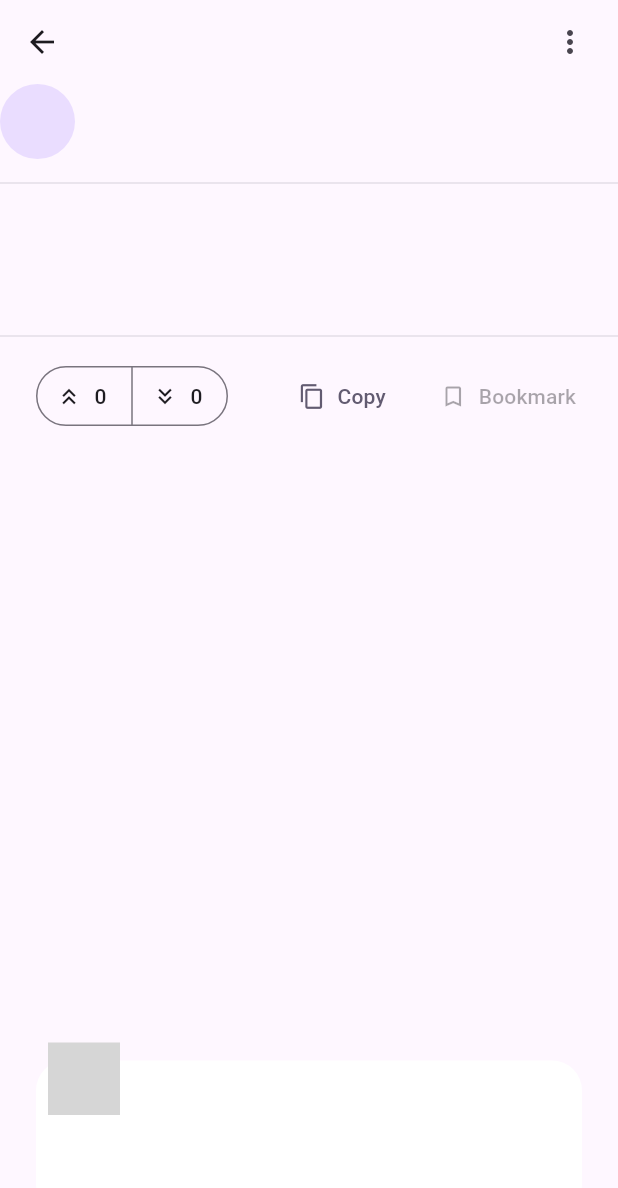
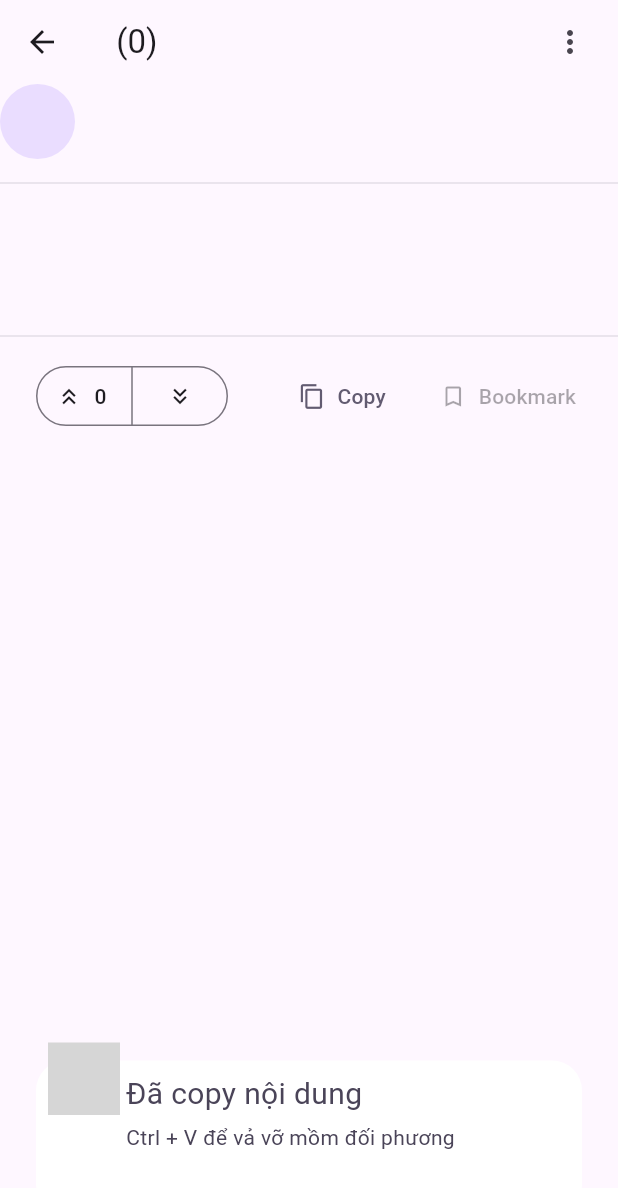
Before and after one commit to Ditmenavi/tao, a Flutter app: the PostContent screen opened directly with empty values, after a tap on "Copy", on a phone screen of 412 x 824 dp. Shown: the top 1188 px of the screen. Run offline on Flutter 3.47's test engine with Material 3 defaults, Android fonts, the phone set to English and light mode, and no system bars; drawn by our look-alikes of awesome_snackbar_content; our stand-ins replace flutter_riverpod, go_router, google_fonts, infinite_scroll_pagination; network calls fail; Roboto replaces fonts that are missing (Roboto Flex); grey boxes are pictures that could not be loaded.

Commit message:
Implemented infinite scroll pagination, added getCopypastas functionality, modified APost widget to accept Post object, fixed voting mechanics

```diff
--- a/lib/providers/providers.dart
+++ b/lib/providers/providers.dart
@@ -8,6 +8,10 @@ final copypastaProvider = FutureProvider.autoDispose<Post>((ref) async {
   return getCopypasta(1578);
 });
 
-const feedProvider = 'j';
+var feedProvider = FutureProvider.autoDispose<List<Post>>((ref) async {
+  return getCopypastas(1);
+});
 
-final votingProvider = StateProvider((ref) => <String>{});
+final votingProvider = StateProvider.family<Set<String>, String>((ref, postId) {
+  return {};
+});
--- a/lib/screens/post_content.dart
+++ b/lib/screens/post_content.dart
@@ -19,12 +19,12 @@ class _PostContentState extends ConsumerState<PostContent> {
 
   @override
   Widget build(BuildContext context) {
-    var votingAsync = ref.watch(votingProvider);
+    var votingAsync = ref.watch(votingProvider(widget.post.postId.toString()));
 
     void updateVoting(Set<String> newSelection) {
       setState(() {
         selected = newSelection;
-        ref.read(votingProvider.notifier).update((state) => newSelection);
+        ref.read(votingProvider(widget.post.postId.toString()).notifier).state = newSelection;
       });
       //TODO: Implement voting logic
       if (selected.isEmpty) {
@@ -36,7 +36,7 @@ class _PostContentState extends ConsumerState<PostContent> {
 
     return Scaffold(
       appBar: AppBar(
-        title: Text(widget.post.title),
+        title: Text('${widget.post.title} (${widget.post.postId})'),
         actions: [
           PopupMenuButton(
             itemBuilder: (BuildContext context) => [
@@ -55,7 +55,8 @@ class _PostContentState extends ConsumerState<PostContent> {
           const SizedBox(width: 8),
         ],
       ),
-      body: Align(
+      body: SingleChildScrollView(
+        child: Align(
           alignment: Alignment.center,
           child: ConstrainedBox(
             constraints: const BoxConstraints(maxWidth: 600),
@@ -128,7 +129,6 @@ class _PostContentState extends ConsumerState<PostContent> {
                             ),
                             ButtonSegment<String>(
                               value: '-1',
-                            label: Text('0'),
                               icon: Icon(Icons.keyboard_double_arrow_down),
                             ),
                           ],
@@ -149,8 +149,16 @@ class _PostContentState extends ConsumerState<PostContent> {
                                   content: AwesomeSnackbarContent(
                                     // ignore: use_build_context_synchronously
                                     color: Theme.of(context).colorScheme.onSecondary,
-                                  title: 'Copied to clipboard',
-                                  message: 'Ctrl + V to win your argument',
+                                    title: 'Đã copy nội dung',
+                                    titleTextStyle: TextStyle(
+                                        // ignore: use_build_context_synchronously
+                                        fontSize: 20,
+                                        color: Theme.of(context).colorScheme.onSecondaryContainer),
+                                    message: 'Ctrl + V để vả vỡ mồm đối phương',
+                                    messageTextStyle: TextStyle(
+                                        // ignore: use_build_context_synchronously
+                                        fontSize: 14,
+                                        color: Theme.of(context).colorScheme.onSecondaryContainer),
                                     contentType: ContentType.success,
                                   ),
                                 );
@@ -184,6 +192,7 @@ class _PostContentState extends ConsumerState<PostContent> {
             ),
           ),
         ),
+      ),
     );
   }
 }
--- a/pubspec.yaml
+++ b/pubspec.yaml
@@ -15,6 +15,7 @@ dependencies:
   http: ^1.2.1
   intl: ^0.19.0
   awesome_snackbar_content: ^0.1.4
+  infinite_scroll_pagination: ^4.0.0
 
 dev_dependencies:
   flutter_test:
```
Also changed, not shown: lib/components/post.dart (+19 -25 lines), lib/screens/feed.dart (+45 -9 lines), lib/utils/api_utils.dart (+29 -14 lines), pubspec.lock. Lines whose indentation alone changed are shown as unchanged.
